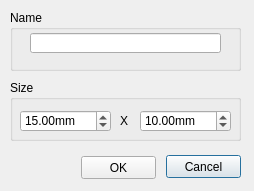
First picture: the form in cfrmedit.ui, repository PavelMr/skytechx, before the edit.
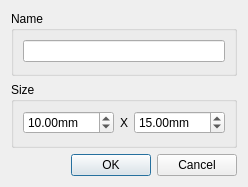
Second picture: the form after the edit.

```diff
--- a/cfrmedit.ui
+++ b/cfrmedit.ui
@@ -6,138 +6,164 @@
    <rect>
     <x>0</x>
     <y>0</y>
-    <width>254</width>
-    <height>191</height>
+    <width>242</width>
+    <height>187</height>
    </rect>
   </property>
   <property name="windowTitle">
    <string>Frame field</string>
   </property>
-  <widget class="QGroupBox" name="groupBox_2">
-   <property name="geometry">
-    <rect>
-     <x>10</x>
-     <y>80</y>
-     <width>231</width>
-     <height>61</height>
-    </rect>
-   </property>
-   <property name="title">
-    <string>Size</string>
-   </property>
-   <widget class="QDoubleSpinBox" name="doubleSpinBox">
-    <property name="geometry">
-     <rect>
-      <x>10</x>
-      <y>30</y>
-      <width>91</width>
-      <height>22</height>
-     </rect>
-    </property>
-    <property name="suffix">
-     <string>mm</string>
-    </property>
-    <property name="minimum">
-     <double>0.000000000000000</double>
-    </property>
-    <property name="maximum">
-     <double>1200.000000000000000</double>
-    </property>
-    <property name="value">
-     <double>15.000000000000000</double>
-    </property>
-   </widget>
-   <widget class="QLabel" name="label">
-    <property name="geometry">
-     <rect>
-      <x>110</x>
-      <y>33</y>
-      <width>16</width>
-      <height>16</height>
-     </rect>
-    </property>
-    <property name="text">
-     <string>X</string>
-    </property>
-   </widget>
-   <widget class="QDoubleSpinBox" name="doubleSpinBox_2">
-    <property name="geometry">
-     <rect>
-      <x>130</x>
-      <y>30</y>
-      <width>91</width>
-      <height>22</height>
-     </rect>
-    </property>
-    <property name="suffix">
-     <string>mm</string>
-    </property>
-    <property name="minimum">
-     <double>0.000000000000000</double>
-    </property>
-    <property name="maximum">
-     <double>1200.000000000000000</double>
-    </property>
-    <property name="value">
-     <double>10.000000000000000</double>
-    </property>
-   </widget>
-  </widget>
-  <widget class="QGroupBox" name="groupBox">
-   <property name="geometry">
-    <rect>
-     <x>10</x>
-     <y>10</y>
-     <width>231</width>
-     <height>61</height>
-    </rect>
-   </property>
-   <property name="title">
-    <string>Name</string>
-   </property>
-   <widget class="QLineEdit" name="lineEdit">
-    <property name="geometry">
-     <rect>
-      <x>20</x>
-      <y>23</y>
-      <width>191</width>
-      <height>20</height>
-     </rect>
-    </property>
-    <property name="maxLength">
-     <number>32</number>
-    </property>
-    <property name="frame">
-     <bool>true</bool>
-    </property>
-   </widget>
-  </widget>
-  <widget class="QPushButton" name="pushButton">
-   <property name="geometry">
-    <rect>
-     <x>166</x>
-     <y>155</y>
-     <width>75</width>
-     <height>23</height>
-    </rect>
-   </property>
-   <property name="text">
-    <string>Cancel</string>
-   </property>
-  </widget>
-  <widget class="QPushButton" name="pushButton_2">
-   <property name="geometry">
-    <rect>
-     <x>81</x>
-     <y>156</y>
-     <width>75</width>
-     <height>23</height>
-    </rect>
-   </property>
-   <property name="text">
-    <string>OK</string>
-   </property>
-  </widget>
+  <layout class="QVBoxLayout" name="verticalLayout_2" stretch="1,0">
+   <item>
+    <layout class="QVBoxLayout" name="verticalLayout">
+     <item>
+      <widget class="QGroupBox" name="groupBox">
+       <property name="title">
+        <string>Name</string>
+       </property>
+       <layout class="QVBoxLayout" name="verticalLayout_4">
+        <item>
+         <layout class="QVBoxLayout" name="verticalLayout_3">
+          <item>
+           <widget class="QLineEdit" name="lineEdit">
+            <property name="maxLength">
+             <number>32</number>
+            </property>
+            <property name="frame">
+             <bool>true</bool>
+            </property>
+           </widget>
+          </item>
+          <item>
+           <spacer name="verticalSpacer">
+            <property name="orientation">
+             <enum>Qt::Vertical</enum>
+            </property>
+            <property name="sizeHint" stdset="0">
+             <size>
+              <width>20</width>
+              <height>40</height>
+             </size>
+            </property>
+           </spacer>
+          </item>
+         </layout>
+        </item>
+       </layout>
+      </widget>
+     </item>
+     <item>
+      <widget class="QGroupBox" name="groupBox_2">
+       <property name="title">
+        <string>Size</string>
+       </property>
+       <layout class="QVBoxLayout" name="verticalLayout_5">
+        <item>
+         <layout class="QHBoxLayout" name="horizontalLayout_2">
+          <item>
+           <widget class="QDoubleSpinBox" name="doubleSpinBox_2">
+            <property name="suffix">
+             <string>mm</string>
+            </property>
+            <property name="minimum">
+             <double>0.000000000000000</double>
+            </property>
+            <property name="maximum">
+             <double>1200.000000000000000</double>
+            </property>
+            <property name="value">
+             <double>10.000000000000000</double>
+            </property>
+           </widget>
+          </item>
+          <item>
+           <widget class="QLabel" name="label">
+            <property name="text">
+             <string>X</string>
+            </property>
+           </widget>
+          </item>
+          <item>
+           <widget class="QDoubleSpinBox" name="doubleSpinBox">
+            <property name="suffix">
+             <string>mm</string>
+            </property>
+            <property name="minimum">
+             <double>0.000000000000000</double>
+            </property>
+            <property name="maximum">
+             <double>1200.000000000000000</double>
+            </property>
+            <property name="value">
+             <double>15.000000000000000</double>
+            </property>
+           </widget>
+          </item>
+          <item>
+           <spacer name="horizontalSpacer">
+            <property name="orientation">
+             <enum>Qt::Horizontal</enum>
+            </property>
+            <property name="sizeHint" stdset="0">
+             <size>
+              <width>40</width>
+              <height>20</height>
+             </size>
+            </property>
+           </spacer>
+          </item>
+         </layout>
+        </item>
+        <item>
+         <spacer name="verticalSpacer_2">
+          <property name="orientation">
+           <enum>Qt::Vertical</enum>
+          </property>
+          <property name="sizeHint" stdset="0">
+           <size>
+            <width>20</width>
+            <height>40</height>
+           </size>
+          </property>
+         </spacer>
+        </item>
+       </layout>
+      </widget>
+     </item>
+    </layout>
+   </item>
+   <item>
+    <layout class="QHBoxLayout" name="horizontalLayout">
+     <item>
+      <spacer name="horizontalSpacer_2">
+       <property name="orientation">
+        <enum>Qt::Horizontal</enum>
+       </property>
+       <property name="sizeHint" stdset="0">
+        <size>
+         <width>40</width>
+         <height>20</height>
+        </size>
+       </property>
+      </spacer>
+     </item>
+     <item>
+      <widget class="QPushButton" name="pushButton_2">
+       <property name="text">
+        <string>OK</string>
+       </property>
+      </widget>
+     </item>
+     <item>
+      <widget class="QPushButton" name="pushButton">
+       <property name="text">
+        <string>Cancel</string>
+       </property>
+      </widget>
+     </item>
+    </layout>
+   </item>
+  </layout>
  </widget>
  <tabstops>
   <tabstop>lineEdit</tabstop>
```
